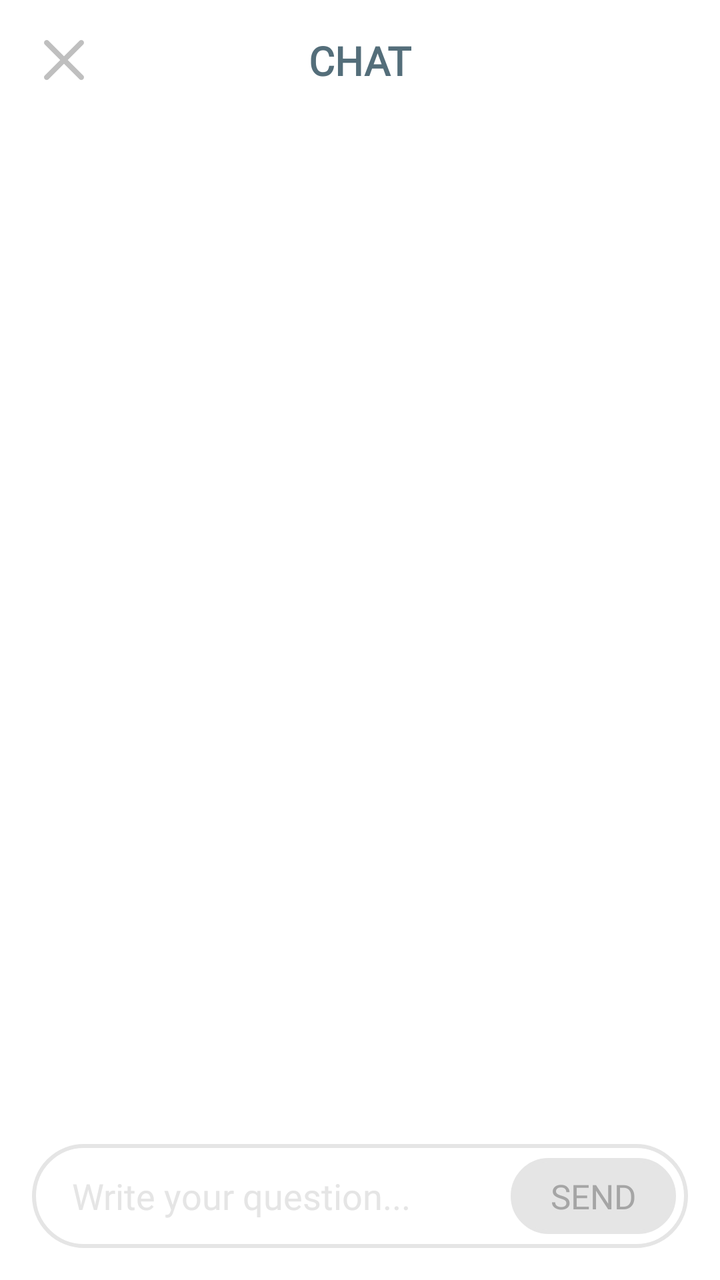
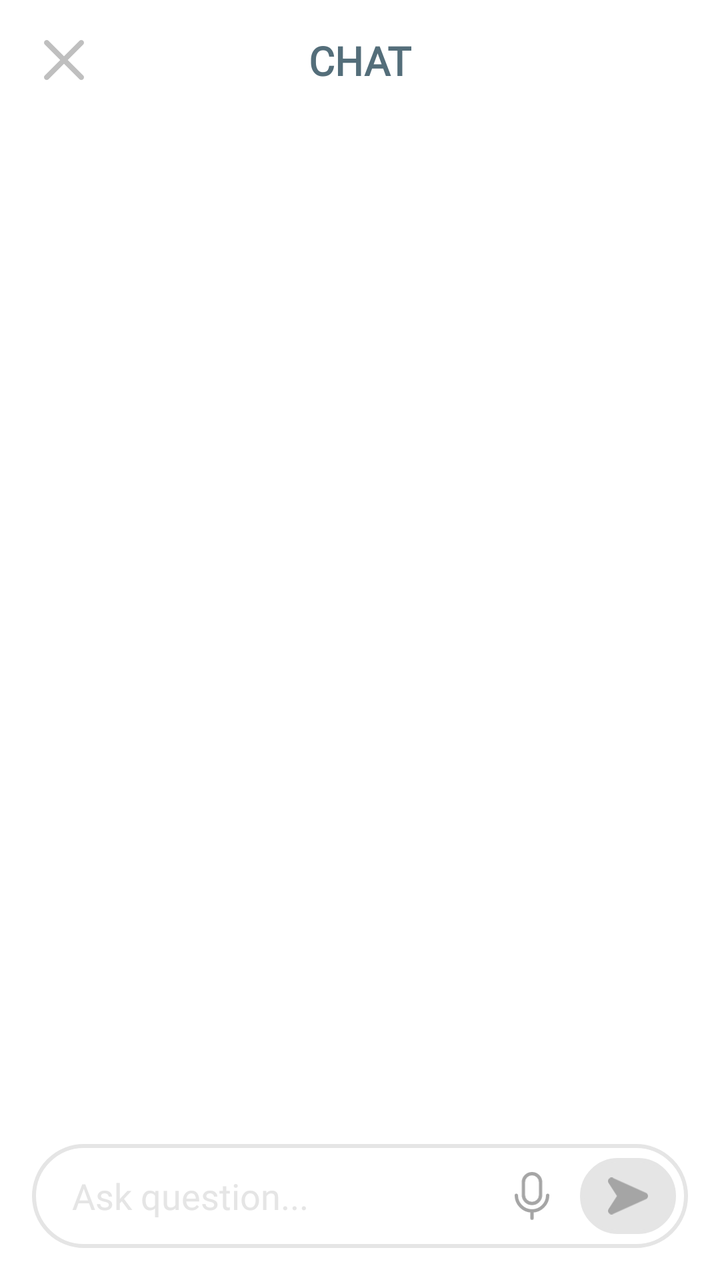

Two renders of the same Android screen: before a commit and after it. Below are the layout's source before the change and the commit's diff.
<!-- AndroidManifest.xml: application theme Theme.Tetragon -->
<!-- res/layout/activity_chat.xml -->
<?xml version="1.0" encoding="utf-8"?>
<androidx.constraintlayout.widget.ConstraintLayout xmlns:android="http://schemas.android.com/apk/res/android"
    xmlns:app="http://schemas.android.com/apk/res-auto"
    xmlns:tools="http://schemas.android.com/tools"
    android:id="@+id/main"
    android:layout_width="match_parent"
    android:layout_height="match_parent"
    android:background="#FFFFFF"
    android:fitsSystemWindows="true">

    <androidx.constraintlayout.widget.ConstraintLayout
        android:id="@+id/topBar"
        android:layout_width="match_parent"
        android:layout_height="60dp"
        app:layout_constraintTop_toTopOf="parent">

        <ImageView
            android:id="@+id/btnClose"
            android:layout_width="32dp"
            android:layout_height="32dp"
            android:layout_marginStart="16dp"
            android:padding="6dp"
            android:src="@drawable/exit_btn"
            app:layout_constraintBottom_toBottomOf="parent"
            app:layout_constraintStart_toStartOf="parent"
            app:layout_constraintTop_toTopOf="parent" />

        <TextView
            android:layout_width="wrap_content"
            android:layout_height="wrap_content"
            android:fontFamily="@font/inter_semibold"
            android:text="@string/chat"
            android:textColor="#546E7A"
            android:textSize="20sp"
            android:textStyle="bold"
            app:layout_constraintBottom_toBottomOf="parent"
            app:layout_constraintEnd_toEndOf="parent"
            app:layout_constraintStart_toStartOf="parent"
            app:layout_constraintTop_toTopOf="parent" />

        <TextView
            android:visibility="gone"
            android:layout_width="wrap_content"
            android:layout_height="wrap_content"
            android:layout_marginEnd="16dp"
            android:fontFamily="@font/inter_semibold"
            android:text="History"
            android:textColor="#4FC3F7"
            android:textSize="16sp"
            app:layout_constraintBottom_toBottomOf="parent"
            app:layout_constraintEnd_toEndOf="parent"
            app:layout_constraintTop_toTopOf="parent" />
    </androidx.constraintlayout.widget.ConstraintLayout>

    <androidx.recyclerview.widget.RecyclerView
        android:id="@+id/chatRecyclerView"
        android:layout_width="match_parent"
        android:layout_height="0dp"
        android:padding="16dp"
        android:clipToPadding="false"
        app:layout_constraintBottom_toTopOf="@+id/inputContainer"
        app:layout_constraintTop_toBottomOf="@id/topBar" />

    <View
        android:id="@+id/viewTopFade"
        android:layout_width="match_parent"
        android:layout_height="40dp"
        android:background="@drawable/fade_top"
        app:layout_constraintTop_toBottomOf="@id/topBar" />

    <View
        android:id="@+id/viewBottomFade"
        android:layout_width="match_parent"
        android:layout_height="40dp"
        android:background="@drawable/fade_bottom"
        app:layout_constraintBottom_toTopOf="@id/inputContainer" />

    <androidx.constraintlayout.widget.ConstraintLayout
        android:id="@+id/inputContainer"
        android:layout_width="match_parent"
        android:layout_height="wrap_content"
        android:padding="16dp"
        app:layout_constraintBottom_toBottomOf="parent">

        <LinearLayout
            android:layout_width="match_parent"
            android:layout_height="52dp"
            android:background="@drawable/custom_background"
            android:gravity="center_vertical"
            android:orientation="horizontal"
            android:paddingStart="20dp"
            android:paddingEnd="6dp"
            app:layout_constraintBottom_toBottomOf="parent"
            app:layout_constraintEnd_toEndOf="parent"
            app:layout_constraintStart_toStartOf="parent">

            <EditText
                android:id="@+id/etQuestion"
                android:layout_width="0dp"
                android:layout_height="match_parent"
                android:layout_weight="1"
                android:background="@null"
                android:layout_marginBottom="2dp"
                android:layout_marginTop="2dp"
                android:fontFamily="@font/inter_medium"
                android:hint="@string/write_your_question"
                android:textColorHint="#e5e5e5"
                android:textSize="18sp" />

            <FrameLayout
                android:id="@+id/btnSend"
                android:layout_width="wrap_content"
                android:layout_height="38dp"
                android:background="@drawable/custom_background"
                android:backgroundTint="@color/gray_2"
                android:paddingHorizontal="20dp">

                <TextView
                    android:id="@+id/tvSendText"
                    android:layout_width="wrap_content"
                    android:layout_height="wrap_content"
                    android:layout_gravity="center"
                    android:fontFamily="@font/inter_semibold"
                    android:text="@string/send"
                    android:textColor="@color/gray_1"
                    android:textSize="17sp" />
            </FrameLayout>
        </LinearLayout>
    </androidx.constraintlayout.widget.ConstraintLayout>

</androidx.constraintlayout.widget.ConstraintLayout>
<!-- resources referenced by this layout -->
<resources>
  <color name="gray_1">#A5A5A5</color>
  <color name="gray_2">#E5E5E5</color>
  <!-- drawable custom_background (drawable) -->
  <?xml version="1.0" encoding="utf-8"?>
  <shape xmlns:android="http://schemas.android.com/apk/res/android"
      android:shape="rectangle">
      <solid android:color="#ffffff"/>
      <stroke android:color="#e5e5e5"
          android:width="2dp"/>
      <corners android:radius="40dp"/>
  </shape>
  <!-- drawable exit_btn (drawable) -->
  <vector xmlns:android="http://schemas.android.com/apk/res/android"
      android:width="25.41dp"
      android:height="25.4dp"
      android:viewportWidth="25.41"
      android:viewportHeight="25.4">
    <path
        android:pathData="M24.91,22.49c0.66,0.67 0.66,1.75 0,2.41s-1.75,0.66 -2.41,0l-9.79,-9.79L2.91,24.9c-0.66,0.66 -1.74,0.66 -2.41,0 -0.33,-0.33 -0.5,-0.76 -0.5,-1.2s0.17,-0.88 0.5,-1.21l9.8,-9.79L0.5,2.9C-0.16,2.24 -0.16,1.16 0.5,0.5c0.34,-0.33 0.77,-0.5 1.21,-0.5s0.87,0.17 1.2,0.5l9.8,9.79L22.5,0.5c0.66,-0.66 1.75,-0.66 2.41,0s0.66,1.74 0,2.4l-9.8,9.8 9.8,9.79Z"
        android:fillColor="#bfbfbf"/>
  </vector>
  <!-- drawable fade_bottom (drawable) -->
  <?xml version="1.0" encoding="utf-8"?>
  <shape xmlns:android="http://schemas.android.com/apk/res/android">
      <gradient
          android:angle="90"
          android:startColor="#FFFFFF"
          android:endColor="#00FFFFFF" />
  </shape>
  <!-- drawable fade_top (drawable) -->
  <?xml version="1.0" encoding="utf-8"?>
  <shape xmlns:android="http://schemas.android.com/apk/res/android">
      <gradient
          android:angle="270"
          android:startColor="#FFFFFF"
          android:endColor="#00FFFFFF" />
  </shape>
  <string name="chat">CHAT</string>
  <string name="send">SEND</string>
  <string name="write_your_question">Write your question...</string>
  <style name="Theme.Tetragon" parent="Base.Theme.Tetragon" />
  <style name="Base.Theme.Tetragon" parent="Theme.Material3.DayNight.NoActionBar">
          <item name="android:statusBarColor">@color/white</item>
          <item name="android:navigationBarColor">@color/white</item>
          <item name="android:windowLightStatusBar">true</item>
  
          <item name="android:windowBackground">@color/white</item>
          <item name="android:colorBackground">@color/white</item>
  
          <item name="android:windowIsTranslucent">false</item>
      </style>
  <color name="white">#FFFFFFFF</color>
</resources>

<!-- the commit's change to res/layout/activity_chat.xml (unified diff, before → after) -->
@@ -39,7 +39,6 @@
             app:layout_constraintTop_toTopOf="parent" />
 
         <TextView
-            android:visibility="gone"
             android:layout_width="wrap_content"
             android:layout_height="wrap_content"
             android:layout_marginEnd="16dp"
@@ -47,6 +46,7 @@
             android:text="History"
             android:textColor="#4FC3F7"
             android:textSize="16sp"
+            android:visibility="gone"
             app:layout_constraintBottom_toBottomOf="parent"
             app:layout_constraintEnd_toEndOf="parent"
             app:layout_constraintTop_toTopOf="parent" />
@@ -56,9 +56,9 @@
         android:id="@+id/chatRecyclerView"
         android:layout_width="match_parent"
         android:layout_height="0dp"
+        android:clipToPadding="false"
         android:padding="16dp"
-        android:clipToPadding="false"
-        app:layout_constraintBottom_toTopOf="@+id/inputContainer"
+        app:layout_constraintBottom_toTopOf="@+id/voiceWaveView"
         app:layout_constraintTop_toBottomOf="@id/topBar" />
 
     <View
@@ -73,7 +73,18 @@
         android:layout_width="match_parent"
         android:layout_height="40dp"
         android:background="@drawable/fade_bottom"
-        app:layout_constraintBottom_toTopOf="@id/inputContainer" />
+        app:layout_constraintBottom_toTopOf="@id/voiceWaveView" />
+
+    
+    <com.tetragon.app.aiChatBot.VoiceWaveView
+        android:id="@+id/voiceWaveView"
+        android:layout_width="match_parent"
+        android:layout_height="56dp"
+        android:layout_marginBottom="4dp"
+        android:visibility="gone"
+        app:layout_constraintBottom_toTopOf="@id/inputContainer"
+        app:layout_constraintEnd_toEndOf="parent"
+        app:layout_constraintStart_toStartOf="parent" />
 
     <androidx.constraintlayout.widget.ConstraintLayout
         android:id="@+id/inputContainer"
@@ -98,32 +109,38 @@
                 android:id="@+id/etQuestion"
                 android:layout_width="0dp"
                 android:layout_height="match_parent"
+                android:layout_marginTop="2dp"
+                android:layout_marginBottom="2dp"
                 android:layout_weight="1"
                 android:background="@null"
-                android:layout_marginBottom="2dp"
-                android:layout_marginTop="2dp"
                 android:fontFamily="@font/inter_medium"
                 android:hint="@string/write_your_question"
+                android:textColor="@color/text_color"
                 android:textColorHint="#e5e5e5"
                 android:textSize="18sp" />
 
+            <ImageView
+                android:id="@+id/btnMic"
+                android:layout_width="48dp"
+                android:layout_height="48dp"
+                android:padding="12dp"
+                android:src="@drawable/voice"
+                app:tint="@color/gray_1" />
+
             <FrameLayout
                 android:id="@+id/btnSend"
-                android:layout_width="wrap_content"
+                android:layout_width="48dp"
                 android:layout_height="38dp"
                 android:background="@drawable/custom_background"
-                android:backgroundTint="@color/gray_2"
-                android:paddingHorizontal="20dp">
+                android:backgroundTint="@color/gray_2">
 
-                <TextView
-                    android:id="@+id/tvSendText"
-                    android:layout_width="wrap_content"
-                    android:layout_height="wrap_content"
+                <ImageView
+                    android:id="@+id/ivSendIcon"
+                    android:layout_width="20dp"
+                    android:layout_height="20dp"
                     android:layout_gravity="center"
-                    android:fontFamily="@font/inter_semibold"
-                    android:text="@string/send"
-                    android:textColor="@color/gray_1"
-                    android:textSize="17sp" />
+                    android:src="@drawable/send"
+                    app:tint="@color/gray_1" />
             </FrameLayout>
         </LinearLayout>
     </androidx.constraintlayout.widget.ConstraintLayout>
<!-- resource entries referenced after the edit -->
@@ -2,6 +2,7 @@
 <resources>
   <color name="gray_1">#A5A5A5</color>
   <color name="gray_2">#E5E5E5</color>
+  <color name="text_color">#64748b</color>
   <!-- drawable custom_background (drawable) -->
   <?xml version="1.0" encoding="utf-8"?>
   <shape xmlns:android="http://schemas.android.com/apk/res/android"
@@ -37,9 +38,44 @@
           android:startColor="#FFFFFF"
           android:endColor="#00FFFFFF" />
   </shape>
+  <!-- drawable send (drawable) -->
+  <vector xmlns:android="http://schemas.android.com/apk/res/android"
+      android:width="258.55dp"
+      android:height="237.68dp"
+      android:viewportWidth="258.55"
+      android:viewportHeight="237.68">
+    <path
+        android:pathData="M245.25,98.26L31.97,2.1C11.45,-7.15 -8.49,16.04 3.74,34.94l54.28,83.9L3.74,202.74c-12.23,18.9 7.71,42.09 28.23,32.84l213.28,-96.16c17.73,-7.99 17.73,-33.16 0,-41.16Z"
+        android:fillColor="#fff"/>
+  </vector>
+  <!-- drawable voice (drawable) -->
+  <vector xmlns:android="http://schemas.android.com/apk/res/android"
+      android:width="217.85dp"
+      android:height="302.11dp"
+      android:viewportWidth="217.85"
+      android:viewportHeight="302.11">
+    <path
+        android:pathData="M108.93,10.5L108.93,10.5A54,54 0,0 1,162.93 64.5L162.93,144.16A54,54 0,0 1,108.93 198.16L108.93,198.16A54,54 0,0 1,54.93 144.16L54.93,64.5A54,54 0,0 1,108.93 10.5z"
+        android:strokeWidth="21"
+        android:fillColor="#00000000"
+        android:strokeColor="#11c7ff"/>
+    <path
+        android:pathData="M207.35,146.46c0,54.13 -44.29,98.43 -98.43,98.43h0c-54.13,0 -98.43,-44.29 -98.43,-98.43"
+        android:strokeLineJoin="round"
+        android:strokeWidth="21"
+        android:fillColor="#00000000"
+        android:strokeColor="#11c7ff"
+        android:strokeLineCap="round"/>
+    <path
+        android:pathData="M108.93,244.88L108.93,291.61"
+        android:strokeLineJoin="round"
+        android:strokeWidth="21"
+        android:fillColor="#00000000"
+        android:strokeColor="#11c7ff"
+        android:strokeLineCap="round"/>
+  </vector>
   <string name="chat">CHAT</string>
-  <string name="send">SEND</string>
-  <string name="write_your_question">Write your question...</string>
+  <string name="write_your_question">Ask question...</string>
   <style name="Theme.Tetragon" parent="Base.Theme.Tetragon" />
   <style name="Base.Theme.Tetragon" parent="Theme.Material3.DayNight.NoActionBar">
           <item name="android:statusBarColor">@color/white</item>
